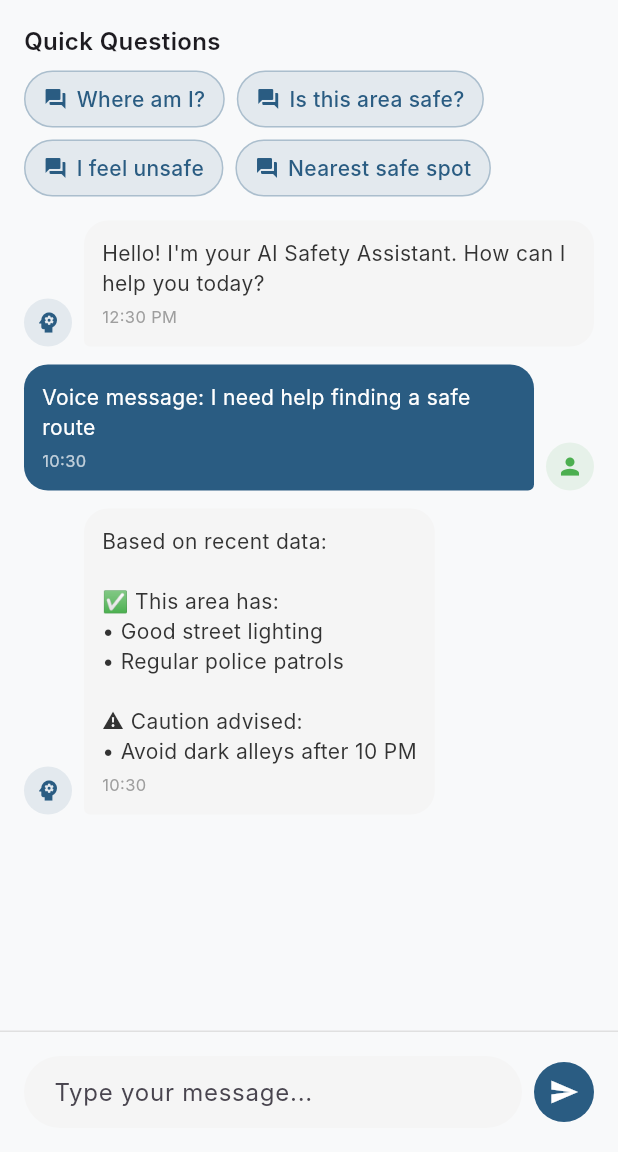
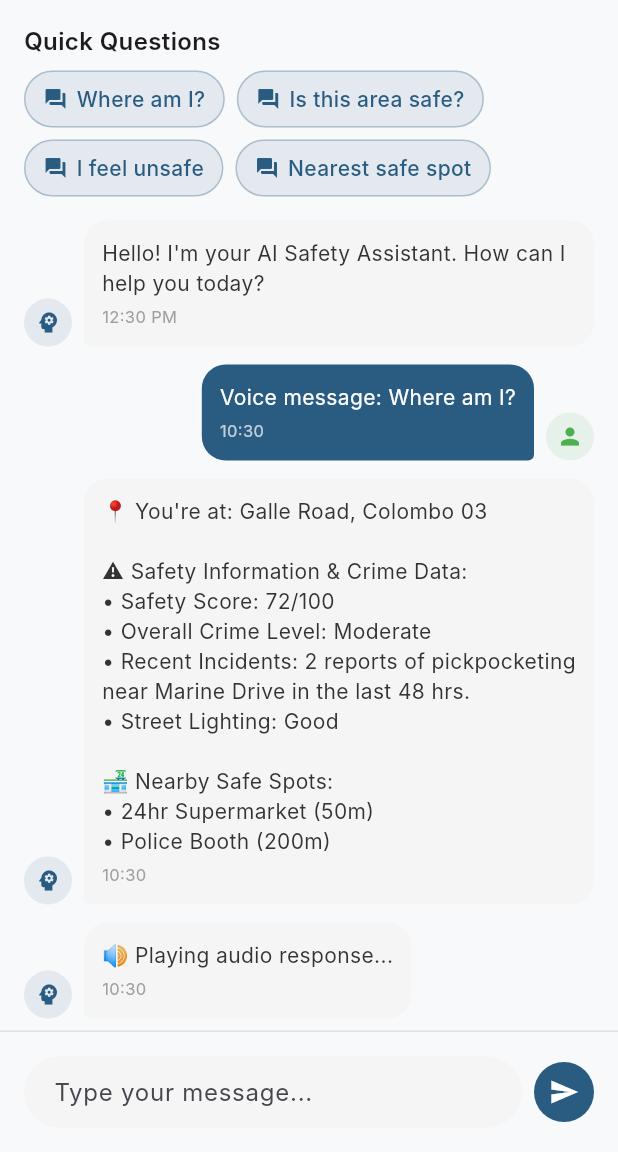
Before and after one commit to dilsara13/SafeRouteLK, a Flutter app: the ChatbotScreen screen opened directly, after a tap on the "mic" icon, on a phone screen of 412 x 824 dp, the part 84-1236 px from its top. Run offline on Flutter 3.47's test engine with Material 3 defaults, Android fonts, the phone set to English and light mode, and no system bars; Roboto replaces fonts that are missing (Inter).

Commit message:
All frntend Complete

```diff
--- a/lib/presentation/screens/alert_confirmation_screen.dart
+++ b/lib/presentation/screens/alert_confirmation_screen.dart
@@ -1,8 +1,8 @@
-// lib/presentation/screens/alert_confirmation_screen.dart
 import 'package:flutter/material.dart';
-import 'package:saferoute_lk/constants/app_colors.dart';
+import 'package:saferoute_lk/core/constants/app_colors.dart'; // Ensure core import if needed
+import 'package:saferoute_lk/presentation/screens/fake_call_screen.dart';
 
-class AlertConfirmationScreen extends StatelessWidget {
+class AlertConfirmationScreen extends StatefulWidget {
   final List<Map<String, dynamic>> contacts;
   final String message;
 
@@ -11,6 +11,30 @@ class AlertConfirmationScreen extends StatelessWidget {
     required this.contacts,
     required this.message,
   });
+
+  @override
+  State<AlertConfirmationScreen> createState() => _AlertConfirmationScreenState();
+}
+
+class _AlertConfirmationScreenState extends State<AlertConfirmationScreen> {
+  @override
+  void initState() {
+    super.initState();
+    Future.delayed(const Duration(seconds: 4), () {
+      if (mounted) {
+        Navigator.pushReplacement(
+          context,
+          MaterialPageRoute(
+            builder: (context) => const FakeCallScreen(
+              autoStart: true,
+              autoCaller: 'dad',
+              autoScenario: 'on_my_way',
+            ),
+          ),
+        );
+      }
+    });
+  }
 
   @override
   Widget build(BuildContext context) {
@@ -42,7 +66,7 @@ class AlertConfirmationScreen extends StatelessWidget {
                       style:
                           TextStyle(fontSize: 16, fontWeight: FontWeight.w600)),
                   const SizedBox(height: 12),
-                  ...contacts.map((contact) {
+                  ...widget.contacts.map((contact) {
                     return ListTile(
                       leading:
                           const Icon(Icons.person, color: AppColors.primary),
--- a/lib/presentation/screens/chatbot_screen.dart
+++ b/lib/presentation/screens/chatbot_screen.dart
@@ -1,8 +1,9 @@
 // lib/presentation/screens/chatbot_screen.dart
 import 'package:flutter/material.dart';
 import 'package:provider/provider.dart';
-import 'package:saferoute_lk/constants/app_colors.dart';
+import 'package:saferoute_lk/core/constants/app_colors.dart';
 import 'package:saferoute_lk/presentation/providers/ui_provider.dart';
+import 'package:saferoute_lk/presentation/screens/alert_confirmation_screen.dart';
 
 class ChatbotScreen extends StatefulWidget {
   const ChatbotScreen({super.key});
@@ -19,6 +20,9 @@ class _ChatbotScreenState extends State<ChatbotScreen> {
     'I feel unsafe',
     'Nearest safe spot',
   ];
+
+  bool _isWaitingForEmergencyResponse = false;
+  bool _isPlayingAudio = false;
 
   @override
   Widget build(BuildContext context) {
@@ -212,25 +216,59 @@ class _ChatbotScreenState extends State<ChatbotScreen> {
     final provider = Provider.of<UIProvider>(context, listen: false);
     String response = '';
 
-    if (userMessage.toLowerCase().contains('where am i')) {
+    String lowerMessage = userMessage.toLowerCase();
+
+    if (_isWaitingForEmergencyResponse) {
+      if (lowerMessage.contains('no') || lowerMessage.contains('help') || lowerMessage.contains('not ok')) {
+        _isWaitingForEmergencyResponse = false;
+        response = "🚨 Activating Emergency Alert System immediately!";
+        provider.addChatMessage(response, false);
+
+        // Auto navigate to Alert screen after a tiny delay
+        Future.delayed(const Duration(seconds: 1), () {
+          if (!mounted) return;
+          final selectedContacts = provider.emergencyContacts
+              .where((c) => c['selected'] == true)
+              .toList();
+          Navigator.pushReplacement(
+            context,
+            MaterialPageRoute(
+              builder: (context) => AlertConfirmationScreen(
+                contacts: selectedContacts.isNotEmpty ? selectedContacts : provider.emergencyContacts,
+                message: 'Auto-triggered emergency alert from chatbot',
+              ),
+            ),
+          );
+        });
+        return;
+      } else if (lowerMessage.contains('yes') || lowerMessage.contains('fine') || lowerMessage.contains('ok')) {
+        _isWaitingForEmergencyResponse = false;
+        response = "Okay. I will act normally. Let me know if you need anything.";
+      } else {
+        // Did not give a clear answer, ask again
+        response = "I did not understand. Are you OK? Please say YES or NO.";
+      }
+    } else if (lowerMessage.contains('where am i')) {
       response = "📍 You're at: Galle Road, Colombo 03\n\n"
-          "⚠️ Safety Information:\n"
+          "⚠️ Safety Information & Crime Data:\n"
           "• Safety Score: 72/100\n"
-          "• Crime Level: Moderate\n"
+          "• Overall Crime Level: Moderate\n"
+          "• Recent Incidents: 2 reports of pickpocketing near Marine Drive in the last 48 hrs.\n"
           "• Street Lighting: Good\n\n"
           "🏪 Nearby Safe Spots:\n"
           "• 24hr Supermarket (50m)\n"
           "• Police Booth (200m)";
-    } else if (userMessage.toLowerCase().contains('safe')) {
+    } else if (lowerMessage.contains('safe') && !lowerMessage.contains('unsafe')) {
       response = "Based on recent data:\n\n"
           "✅ This area has:\n"
           "• Good street lighting\n"
           "• Regular police patrols\n\n"
           "⚠️ Caution advised:\n"
-          "• Avoid dark alleys after 10 PM";
-    } else if (userMessage.toLowerCase().contains('unsafe')) {
+          "• Avoid dark alleys after 10 PM. Watch out for petty theft on side streets.";
+    } else if (lowerMessage.contains('unsafe') || lowerMessage.contains('help')) {
+      _isWaitingForEmergencyResponse = true;
       response = "🚨 I detect you might be in danger.\n\n"
-          "Are you OK? Please respond within 30 seconds.";
+          "Are you OK? Please respond with YES or NO within 30 seconds.";
     } else {
       response = "I understand you asked: \"$userMessage\"\n\n"
           "As your safety assistant, I can help you with:\n"
@@ -240,10 +278,17 @@ class _ChatbotScreenState extends State<ChatbotScreen> {
     }
 
     provider.addChatMessage(response, false);
+
+    if (_isPlayingAudio) {
+      if (mounted) {
+        setState(() { _isPlayingAudio = false; });
+      }
+      provider.addChatMessage("🔊 Playing audio response...", false);
+    }
   }
 
   void _simulateVoiceInput() {
-    // Simulate voice input for demo
-    _sendMessage('Voice message: I need help finding a safe route');
+    setState(() { _isPlayingAudio = true; });
+    _sendMessage('Voice message: Where am I?');
   }
 }
--- a/lib/presentation/screens/settings_screen.dart
+++ b/lib/presentation/screens/settings_screen.dart
@@ -1,7 +1,5 @@
 // lib/presentation/screens/settings_screen.dart
 import 'package:flutter/material.dart';
-import 'package:provider/provider.dart';
-import 'package:saferoute_lk/presentation/providers/ui_provider.dart';
 import 'package:saferoute_lk/core/constants/app_colors.dart';
 import 'package:saferoute_lk/core/constants/app_styles.dart';
 
```
Also changed, not shown: lib/presentation/screens/emergency_screen.dart (+24 -9 lines), lib/presentation/screens/fake_call_screen.dart (+25 -3 lines), 1 other file.
